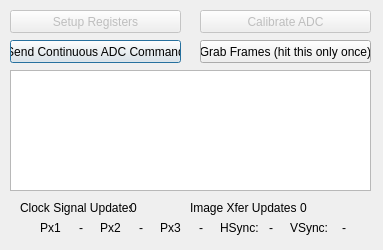
Above: FG_Controls.ui from acorver/SpikeGL before the change. Below: the same form after it.
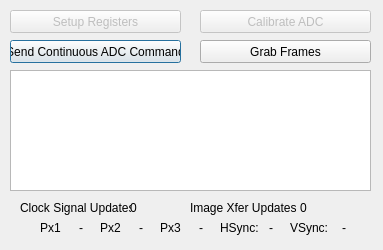
That is the form after the change.

Patch:
```diff
--- a/FG_Controls.ui
+++ b/FG_Controls.ui
@@ -73,7 +73,7 @@
     </rect>
    </property>
    <property name="text">
-    <string>Grab Frames (hit this only once)</string>
+    <string>Grab Frames</string>
    </property>
   </widget>
   <widget class="QPushButton" name="setupRegsBut">
```
